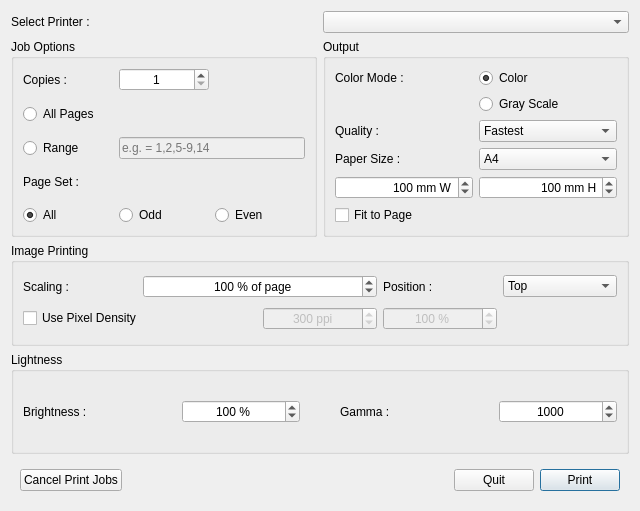
Before: the Qt Designer form files/window.ui in ksharindam/quikprint, drawn with Qt 5.
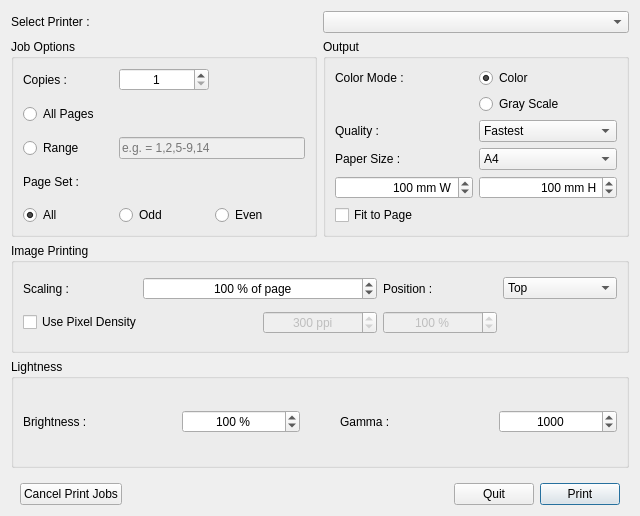
After: the same form once the commit is applied. Icons and pictures are not drawn.

Commit message: bottom margin decreased

What changed in the file:
```diff
--- a/files/window.ui
+++ b/files/window.ui
@@ -7,13 +7,16 @@
     <x>0</x>
     <y>0</y>
     <width>640</width>
-    <height>511</height>
+    <height>516</height>
    </rect>
   </property>
   <property name="windowTitle">
    <string>Quik Print</string>
   </property>
   <layout class="QGridLayout" name="gridLayout_4">
+   <property name="bottomMargin">
+    <number>2</number>
+   </property>
    <item row="0" column="0">
     <widget class="QLabel" name="label_7">
      <property name="text">
```
Left out of the diff: 8 changed lines with no effect on the pictures. The commit also changes 2 other files.
